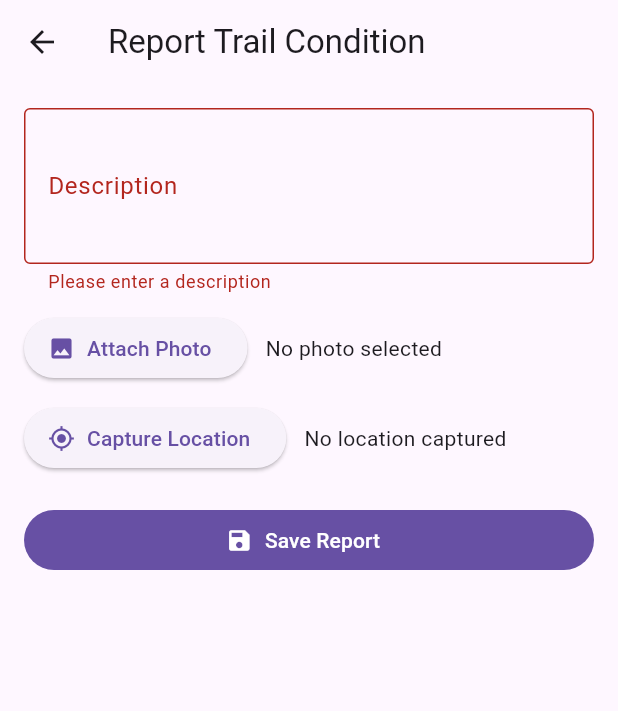
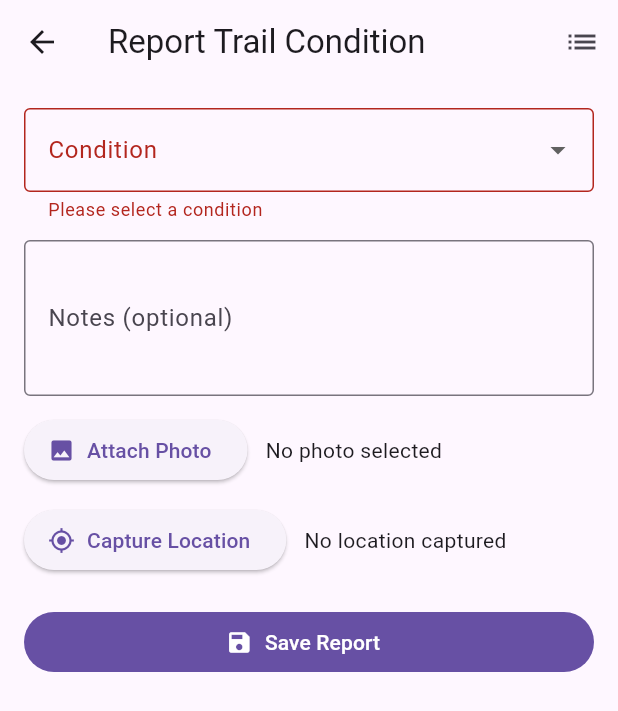
Before and after one commit to Inderpreeet/TrailBuddy, a Flutter app: the ReportPage screen opened directly, after a tap on "Save Report", on a phone screen of 412 x 824 dp. Shown: the top 711 px of the screen. Run offline on Flutter 3.47's test engine with Material 3 defaults, Android fonts, the light colour scheme and no system bars; our stand-ins replace file_picker, flutter_map, geolocator, latlong2.

Commit message:
Add ReportStorage service for saving and loading reports

```diff
--- a/lib/models/trail_report.dart
+++ b/lib/models/trail_report.dart
@@ -0,0 +1,52 @@
+// lib/models/trail_report.dart
+import 'dart:convert';
+
+class TrailReport {
+  final String id;
+  final DateTime createdAt;
+  final double latitude;
+  final double longitude;
+  final String condition; // e.g. "Muddy", "Fallen tree", etc.
+  final String? notes;
+  final String? photoPath; // absolute file path
+
+  TrailReport({
+    required this.id,
+    required this.createdAt,
+    required this.latitude,
+    required this.longitude,
+    required this.condition,
+    this.notes,
+    this.photoPath,
+  });
+
+  Map<String, dynamic> toJson() => {
+        'id': id,
+        'createdAt': createdAt.toIso8601String(),
+        'latitude': latitude,
+        'longitude': longitude,
+        'condition': condition,
+        'notes': notes,
+        'photoPath': photoPath,
+      };
+
+  factory TrailReport.fromJson(Map<String, dynamic> json) => TrailReport(
+        id: json['id'] as String,
+        createdAt: DateTime.parse(json['createdAt'] as String),
+        latitude: (json['latitude'] as num).toDouble(),
+        longitude: (json['longitude'] as num).toDouble(),
+        condition: json['condition'] as String,
+        notes: json['notes'] as String?,
+        photoPath: json['photoPath'] as String?,
+      );
+
+  static String encodeList(List<TrailReport> list) =>
+      jsonEncode(list.map((e) => e.toJson()).toList());
+
+  static List<TrailReport> decodeList(String source) {
+    final raw = jsonDecode(source) as List;
+    return raw
+        .map((e) => TrailReport.fromJson(e as Map<String, dynamic>))
+        .toList();
+  }
+}
--- a/lib/screens/report_page.dart
+++ b/lib/screens/report_page.dart
@@ -1,10 +1,13 @@
-import 'dart:convert';
-import 'dart:io';
+// lib/screens/report_page.dart
 import 'package:file_picker/file_picker.dart';
 import 'package:flutter/material.dart';
 import 'package:geolocator/geolocator.dart';
-import 'package:path_provider/path_provider.dart';
 import 'package:uuid/uuid.dart';
+
+import '../models/trail_report.dart';
+import '../services/report_storage.dart';
+
+import 'reports_list_page.dart';
 
 class ReportPage extends StatefulWidget {
   const ReportPage({super.key});
@@ -15,19 +18,37 @@ class ReportPage extends StatefulWidget {
 
 class _ReportPageState extends State<ReportPage> {
   final _formKey = GlobalKey<FormState>();
-  final _descCtrl = TextEditingController();
+  final _notesCtrl = TextEditingController();
+  final _storage = ReportStorage();
+
+  // form state
+  String? _condition; // required
   String? _photoPath;
+  Position? _pos;
   bool _saving = false;
-  Position? _pos;
+
+  final _conditions = const <String>[
+    'Good',
+    'Muddy',
+    'Icy/Slippery',
+    'Fallen tree',
+    'Flooded',
+    'Closure',
+    'Wildlife',
+    'Other',
+  ];
 
   @override
   void dispose() {
-    _descCtrl.dispose();
+    _notesCtrl.dispose();
     super.dispose();
   }
 
   Future<void> _pickPhoto() async {
-    final result = await FilePicker.platform.pickFiles(type: FileType.image, allowMultiple: false);
+    final result = await FilePicker.platform.pickFiles(
+      type: FileType.image,
+      allowMultiple: false,
+    );
     if (result != null && result.files.single.path != null) {
       setState(() => _photoPath = result.files.single.path!);
     }
@@ -37,7 +58,10 @@ class _ReportPageState extends State<ReportPage> {
     try {
       final enabled = await Geolocator.isLocationServiceEnabled();
       if (!enabled) {
-        ScaffoldMessenger.of(context).showSnackBar(const SnackBar(content: Text('Location services disabled')));
+        if (!mounted) return;
+        ScaffoldMessenger.of(context).showSnackBar(
+          const SnackBar(content: Text('Location services are disabled')),
+        );
         return;
       }
       var perm = await Geolocator.checkPermission();
@@ -45,54 +69,66 @@ class _ReportPageState extends State<ReportPage> {
         perm = await Geolocator.requestPermission();
       }
       if (perm == LocationPermission.deniedForever) {
-        ScaffoldMessenger.of(context)
-            .showSnackBar(const SnackBar(content: Text('Location permission permanently denied')));
+        if (!mounted) return;
+        ScaffoldMessenger.of(context).showSnackBar(
+          const SnackBar(content: Text('Location permission permanently denied')),
+        );
         return;
       }
-      final p = await Geolocator.getCurrentPosition(desiredAccuracy: LocationAccuracy.high);
+      final p = await Geolocator.getCurrentPosition(
+        desiredAccuracy: LocationAccuracy.high,
+      );
       setState(() => _pos = p);
     } catch (_) {
-      ScaffoldMessenger.of(context).showSnackBar(const SnackBar(content: Text('Could not get location')));
+      if (!mounted) return;
+      ScaffoldMessenger.of(context).showSnackBar(
+        const SnackBar(content: Text('Could not get location')),
+      );
     }
-  }
-
-  Future<File> _reportsFile() async {
-    final dir = await getApplicationDocumentsDirectory();
-    return File('${dir.path}/reports.json');
   }
 
   Future<void> _saveReport() async {
     if (!_formKey.currentState!.validate()) return;
+
+    // Require a location for a useful report
+    if (_pos == null) {
+      ScaffoldMessenger.of(context).showSnackBar(
+        const SnackBar(content: Text('Please capture your location first')),
+      );
+      return;
+    }
+
     setState(() => _saving = true);
     try {
-      final file = await _reportsFile();
-      List<dynamic> items = [];
-      if (await file.exists()) {
-        final text = await file.readAsString();
-        if (text.trim().isNotEmpty) items = jsonDecode(text) as List<dynamic>;
-      }
-      final id = const Uuid().v4();
-      items.add({
-        'id': id,
-        'description': _descCtrl.text.trim(),
-        'photoPath': _photoPath,
-        'timestamp': DateTime.now().toIso8601String(),
-        'latitude': _pos?.latitude,
-        'longitude': _pos?.longitude,
+      final report = TrailReport(
+        id: const Uuid().v4(),
+        createdAt: DateTime.now(),
+        latitude: _pos!.latitude,
+        longitude: _pos!.longitude,
+        condition: _condition!,
+        notes: _notesCtrl.text.trim().isEmpty ? null : _notesCtrl.text.trim(),
+        photoPath: _photoPath,
+      );
+
+      await _storage.add(report);
+
+      if (!mounted) return;
+      ScaffoldMessenger.of(context).showSnackBar(
+        const SnackBar(content: Text('Report saved locally')),
+      );
+
+      // reset form
+      setState(() {
+        _condition = null;
+        _photoPath = null;
+        _pos = null;
       });
-      await file.writeAsString(const JsonEncoder.withIndent('  ').convert(items));
-      if (mounted) {
-        ScaffoldMessenger.of(context).showSnackBar(const SnackBar(content: Text('Report saved locally')));
-        _descCtrl.clear();
-        setState(() {
-          _photoPath = null;
-          _pos = null;
-        });
-      }
+      _notesCtrl.clear();
     } catch (_) {
-      if (mounted) {
-        ScaffoldMessenger.of(context).showSnackBar(const SnackBar(content: Text('Failed to save report')));
-      }
+      if (!mounted) return;
+      ScaffoldMessenger.of(context).showSnackBar(
+        const SnackBar(content: Text('Failed to save report')),
+      );
     } finally {
       if (mounted) setState(() => _saving = false);
     }
@@ -102,24 +138,52 @@ class _ReportPageState extends State<ReportPage> {
   Widget build(BuildContext context) {
     final locText = _pos == null
         ? 'No location captured'
-        : 'Lat: ${_pos!.latitude.toStringAsFixed(5)}, Lng: ${_pos!.longitude.toStringAsFixed(5)}';
+        : 'Lat: ${_pos!.latitude.toStringAsFixed(5)}, '
+          'Lng: ${_pos!.longitude.toStringAsFixed(5)}';
 
     return Scaffold(
-      appBar: AppBar(title: const Text('Report Trail Condition')),
+      appBar: AppBar(
+        title: const Text('Report Trail Condition'),
+        actions: [
+          IconButton(
+            tooltip: 'Saved Reports',
+            icon: const Icon(Icons.list),
+            onPressed: () {
+              Navigator.of(context).push(
+                MaterialPageRoute(builder: (_) => const ReportsListPage()),
+              );
+            },
+          ),
+        ],
+      ),
       body: Form(
         key: _formKey,
         child: ListView(
           padding: const EdgeInsets.all(16),
           children: [
+            DropdownButtonFormField<String>(
+              value: _condition,
+              items: _conditions
+                  .map((c) => DropdownMenuItem(value: c, child: Text(c)))
+                  .toList(),
+              decoration: const InputDecoration(
+                labelText: 'Condition',
+                border: OutlineInputBorder(),
+              ),
+              validator: (v) => (v == null || v.isEmpty)
+                  ? 'Please select a condition'
+                  : null,
+              onChanged: (v) => setState(() => _condition = v),
+            ),
+            const SizedBox(height: 12),
             TextFormField(
-              controller: _descCtrl,
+              controller: _notesCtrl,
               maxLines: 3,
               decoration: const InputDecoration(
-                labelText: 'Description',
-                hintText: 'e.g., Fallen tree blocking path near marker 12',
+                labelText: 'Notes (optional)',
+                hintText: 'e.g., Fallen tree near marker 12',
                 border: OutlineInputBorder(),
               ),
-              validator: (v) => (v == null || v.trim().isEmpty) ? 'Please enter a description' : null,
             ),
             const SizedBox(height: 12),
             Row(
@@ -155,7 +219,10 @@ class _ReportPageState extends State<ReportPage> {
             FilledButton.icon(
               onPressed: _saving ? null : _saveReport,
               icon: _saving
-                  ? const SizedBox(width: 18, height: 18, child: CircularProgressIndicator(strokeWidth: 2))
+                  ? const SizedBox(
+                      width: 18, height: 18,
+                      child: CircularProgressIndicator(strokeWidth: 2),
+                    )
                   : const Icon(Icons.save),
               label: const Text('Save Report'),
             ),
```
Also changed, not shown: lib/screens/profile_page.dart (+9 -3 lines), lib/screens/reports_list_page.dart (added, +136 -0 lines), lib/services/report_storage.dart (added, +49 -0 lines), lib/models/services/report_storage.dart (deleted).
